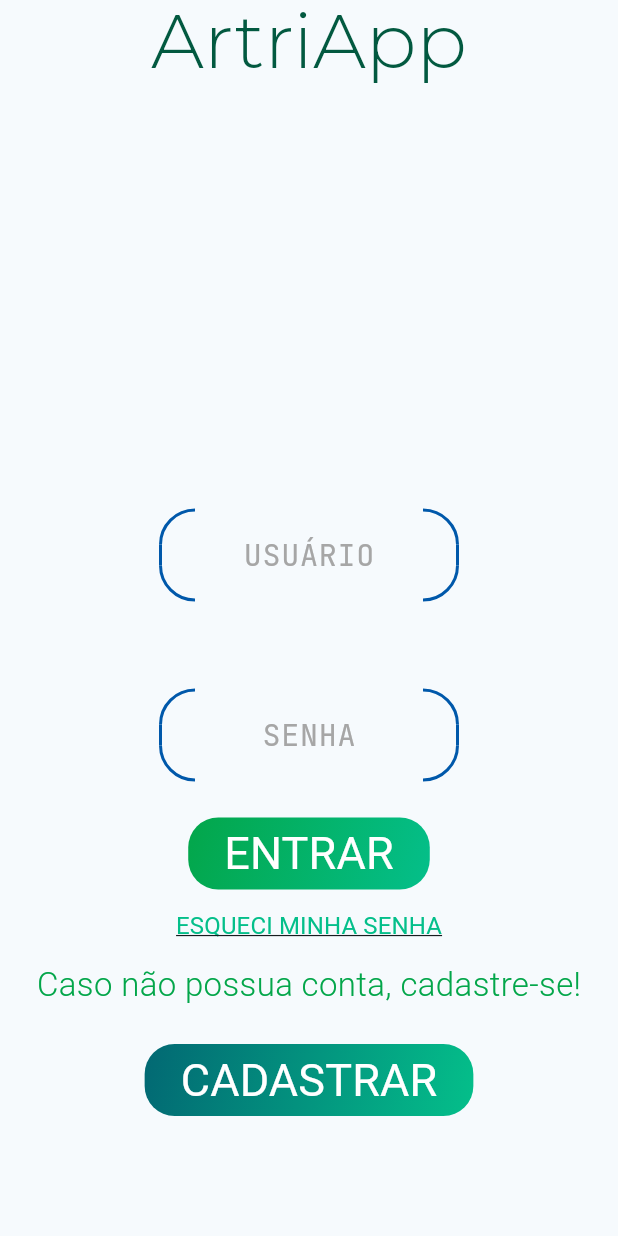
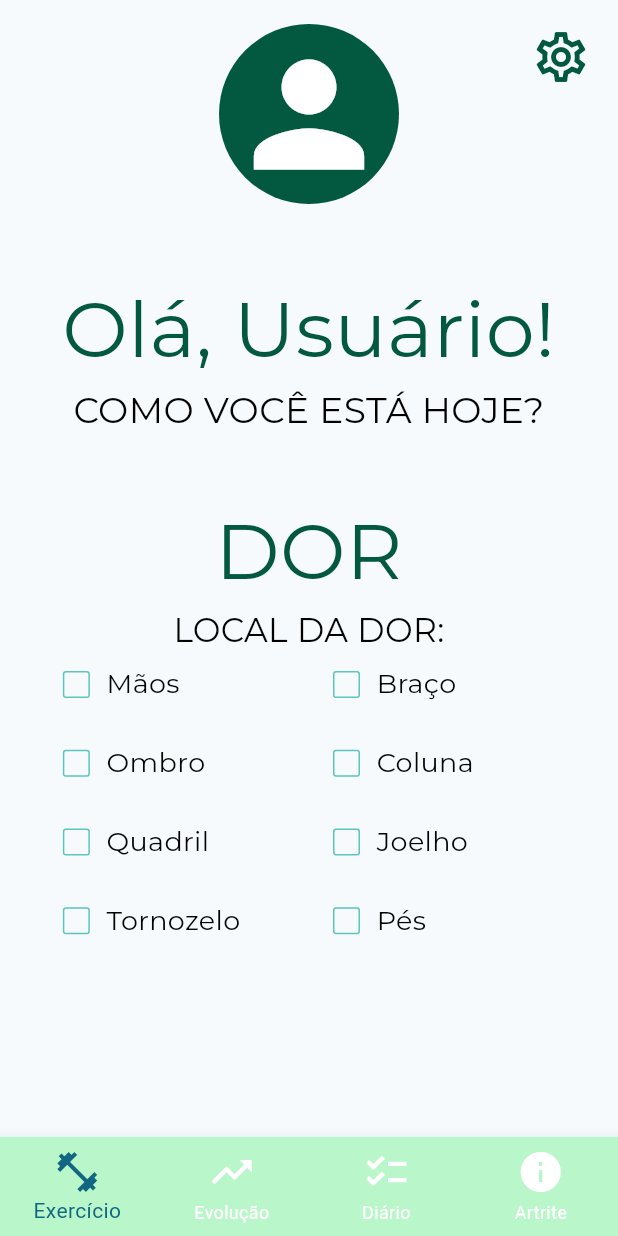
Before and after one commit to artri-app/artri-app, a Flutter app: the screen it shows after launch, on a phone screen of 412 x 824 dp. Run offline on Flutter 3.47's test engine with Material 3 defaults, Android fonts, the phone set to English and light mode, and no system bars; our stand-ins replace gap, google_fonts.

Commit message:
feat/menu

```diff
--- a/lib/views/app.dart
+++ b/lib/views/app.dart
@@ -1,4 +1,5 @@
 import 'package:artriapp/views/home_page/home_page.dart';
+import 'package:artriapp/views/menu/menu.dart';
 import 'package:flutter/material.dart';
 import 'package:google_fonts/google_fonts.dart';
 
@@ -15,7 +16,7 @@ class App extends StatelessWidget {
         colorScheme: ColorScheme.fromSeed(seedColor: Colors.blueGrey),
         useMaterial3: true,
       ),
-      home: const HomePage(title: 'ArtriApp'),
+      home: const Menu(),
     );
   }
 }
--- /dev/null
+++ b/lib/views/menu/menu.dart
@@ -0,0 +1,106 @@
+import 'package:artriapp/views/menu/widgets/checkboxList.dart';
+import 'package:artriapp/views/widgets/navbar.dart';
+import 'package:flutter/material.dart';
+import 'package:gap/gap.dart';
+import 'package:google_fonts/google_fonts.dart';
+
+class Menu extends StatefulWidget {
+  const Menu({super.key});
+
+  @override
+  State<Menu> createState() => _MenuState();
+}
+
+class _MenuState extends State<Menu> {
+  List<String> selecionados = [];
+  @override
+  Widget build(BuildContext context) {
+    return Scaffold(
+      body: Stack(
+        children: [
+          Positioned(
+            top: 10,
+            right: 10,
+            child: IconButton(
+              onPressed: () => {},
+              iconSize: 40,
+              icon: const Icon(
+                Icons.settings_outlined,
+                color: Color(0xff025940),
+              ),
+            ),
+          ),
+          Center(
+            child: FractionallySizedBox(
+              widthFactor: 0.85,
+              child: Padding(
+                padding: const EdgeInsets.symmetric(vertical: 16.0),
+                child: Column(
+                  crossAxisAlignment: CrossAxisAlignment.center,
+                  mainAxisAlignment: MainAxisAlignment.start,
+                  children: [
+                    Container(
+                      width: 120,
+                      height: 120,
+                      decoration: BoxDecoration(
+                        borderRadius: BorderRadius.circular(100),
+                        color: const Color(0xff025940),
+                      ),
+                      child: const Icon(
+                        Icons.person,
+                        color: Colors.white,
+                        size: 110,
+                      ),
+                    ),
+                    const Gap(46),
+                    Text(
+                      'Olá, Usuário!',
+                      textAlign: TextAlign.center,
+                      style: GoogleFonts.montserrat(
+                        fontSize: 52,
+                        color: const Color(0xff025940),
+                      ),
+                    ),
+                    Text(
+                      'Como você está hoje?'.toUpperCase(),
+                      textAlign: TextAlign.center,
+                      style: GoogleFonts.montserrat(
+                        fontSize: 24,
+                        color: Colors.black,
+                      ),
+                    ),
+                    const Gap(40),
+                    Text(
+                      'Dor'.toUpperCase(),
+                      textAlign: TextAlign.center,
+                      style: GoogleFonts.montserrat(
+                        fontSize: 52,
+                        color: const Color(0xff025940),
+                      ),
+                    ),
+                    Text(
+                      'Local da Dor:'.toUpperCase(),
+                      textAlign: TextAlign.center,
+                      style: GoogleFonts.montserrat(
+                        fontSize: 22,
+                        color: Colors.black,
+                      ),
+                    ),
+                    CheckboxGroup(
+                      onChanged: (List<String> selecionados) {
+                        setState(() {
+                          this.selecionados = selecionados;
+                        });
+                      },
+                    ),
+                  ],
+                ),
+              ),
+            ),
+          ),
+        ],
+      ),
+      bottomNavigationBar: const NavBar(),
+    );
+  }
+}
--- /dev/null
+++ b/lib/views/menu/widgets/checkboxList.dart
@@ -0,0 +1,74 @@
+import 'package:flutter/material.dart';
+import 'package:google_fonts/google_fonts.dart';
+
+class CheckboxGroup extends StatefulWidget {
+  final Function(List<String>) onChanged;
+
+  const CheckboxGroup({required this.onChanged});
+
+  @override
+  _CheckboxGroupState createState() => _CheckboxGroupState();
+}
+
+class _CheckboxGroupState extends State<CheckboxGroup> {
+  final Map<String, bool> _items = {
+    "Mãos": false,
+    "Braço": false,
+    "Ombro": false,
+    "Coluna": false,
+    "Quadril": false,
+    "Joelho": false,
+    "Tornozelo": false,
+    "Pés": false,
+  };
+
+  void _updateSelection() {
+    List<String> selecionados =
+        _items.entries.where((e) => e.value).map((e) => e.key).toList();
+    widget.onChanged(selecionados);
+  }
+
+  @override
+  Widget build(BuildContext context) {
+    return GridView.count(
+      shrinkWrap: true,
+      crossAxisCount: 2,
+      childAspectRatio: 4,
+      crossAxisSpacing: 10,
+      mainAxisSpacing: 10,
+      children: _items.keys.map((String key) {
+        return GestureDetector(
+          onTap: () {
+            setState(() {
+              _items[key] = !_items[key]!;
+              _updateSelection();
+            });
+          },
+          child: Row(
+            children: [
+              Checkbox(
+                value: _items[key],
+                onChanged: (bool? value) {
+                  setState(() {
+                    _items[key] = value!;
+                    _updateSelection();
+                  });
+                },
+                activeColor: Colors.green,
+                checkColor: Colors.white,
+                side:
+                    const BorderSide(color: Color.fromARGB(255, 93, 196, 190)),
+                materialTapTargetSize: MaterialTapTargetSize.shrinkWrap,
+              ),
+              Text(key,
+                  style: GoogleFonts.montserrat(
+                      color: Colors.black,
+                      fontWeight: FontWeight.w400,
+                      fontSize: 18)),
+            ],
+          ),
+        );
+      }).toList(),
+    );
+  }
+}
```
